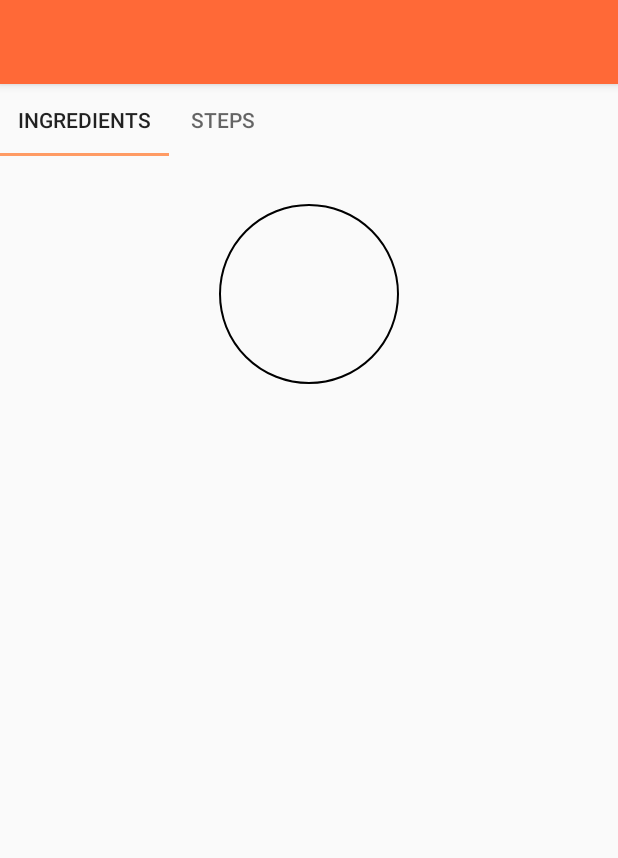
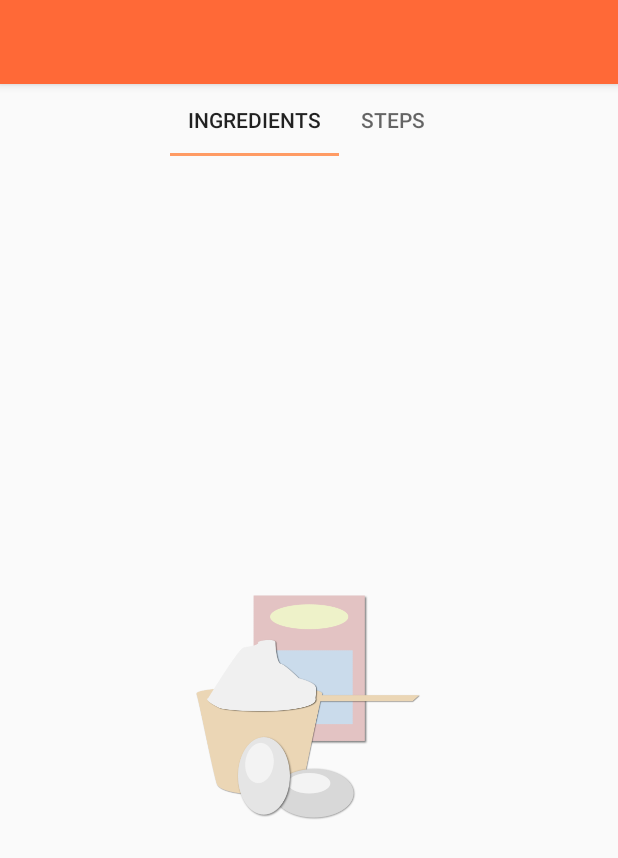
Before and after one commit to n3L50n/BakersCorner, an Android app: the IngredientsFragment screen opened directly, with no data from a screen before it, on a phone screen of 412 x 824 dp. Shown: the top 858 px of the screen. Run offline under Robolectric (Android 15) with nearby library versions, the phone set to English and light mode, and no system bars; our stand-ins replace ButterKnife, Picasso; pictures from the network do not load; 3 statements that could not run were skipped.

Commit message:
Add illustrations to ingredients and steps pages.

```diff
--- a/app/src/main/res/layout/activity_recipe_detail.xml
+++ b/app/src/main/res/layout/activity_recipe_detail.xml
@@ -10,9 +10,11 @@
     <android.support.design.widget.TabLayout
         android:id="@+id/sliding_tabs"
         app:tabMode="scrollable"
-        android:gravity="center"
+        android:layout_gravity="center"
+        android:layout_marginLeft="16dp"
+        android:layout_marginRight="16dp"
         android:layout_marginBottom="16dp"
-        android:layout_width="match_parent"
+        android:layout_width="wrap_content"
         android:layout_height="wrap_content" />
 
     <android.support.v4.view.ViewPager
--- a/app/src/main/res/layout/fragment_ingredients.xml
+++ b/app/src/main/res/layout/fragment_ingredients.xml
@@ -1,18 +1,16 @@
-<LinearLayout xmlns:android="http://schemas.android.com/apk/res/android"
+<FrameLayout xmlns:android="http://schemas.android.com/apk/res/android"
     xmlns:tools="http://schemas.android.com/tools"
     android:id="@+id/ingredients_container"
     android:layout_width="match_parent"
     android:layout_height="match_parent"
-    android:orientation="vertical"
     tools:context="com.node_coyote.bakerscorner.ingredients.IngredientsFragment">
 
     <ImageButton
-        android:id="@+id/play_video_image_button"
-        android:layout_width="wrap_content"
-        android:layout_height="wrap_content"
+        android:id="@+id/ingredients_logo"
+        android:layout_width="150dp"
+        android:layout_height="150dp"
         android:layout_gravity="center"
-        android:layout_margin="16dp"
-        android:background="@drawable/recipe_image_circle"
+        android:background="@drawable/ingredients"
         android:contentDescription="@string/ingredient_image_content_description" />
 
     <android.support.v7.widget.RecyclerView
@@ -20,4 +18,4 @@
         android:layout_width="match_parent"
         android:layout_height="match_parent"/>
 
-</LinearLayout>
+</FrameLayout>
--- a/app/src/main/res/layout/step_item.xml
+++ b/app/src/main/res/layout/step_item.xml
@@ -10,13 +10,13 @@
         android:layout_height="wrap_content"
         android:padding="16dp"
         android:textColor="@android:color/black"
-        android:textSize="16sp" />
+        android:textSize="18sp" />
 
     <com.google.android.exoplayer2.ui.SimpleExoPlayerView
         android:id="@+id/recipe_exo_player"
         android:layout_width="match_parent"
         android:layout_height="200dp"
-        android:layout_marginBottom="16dp"
+        android:layout_marginBottom="32dp"
         android:layout_marginTop="16dp"
         android:visibility="gone" />
 
--- a/app/src/main/res/values/strings.xml
+++ b/app/src/main/res/values/strings.xml
@@ -2,7 +2,8 @@
 
     <string name="app_name">BakersCorner</string>
     <string name="recipe_image_content_description">An image of the food item to be made in the recipe.</string>
-    <string name="ingredient_image_content_description">An image of the food item or ingredients.</string>
+    <string name="ingredient_image_content_description">An image of the eggs, flour, and sugar</string>
+    <string name="steps_image_content_description">An image of a notepad with a checkmark and a pencil</string>
     <string name="recipe_title_tool_text">Nutella</string>
     <string name="recipe_ingredients_button_text">Ingredients</string>
     <string name="recipe_steps_button_text">Let\'s Make it!</string>
```
Also changed, not shown: app/src/main/res/layout/fragment_steps.xml (+8 -0 lines).
